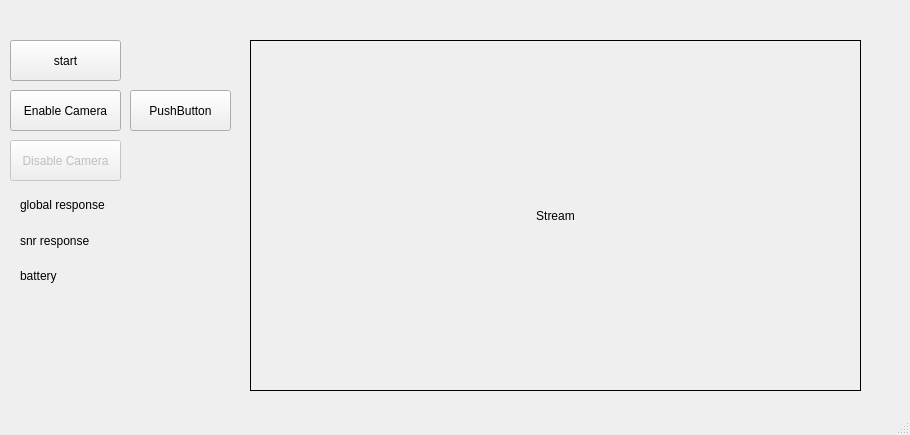
This is mainwindow.ui in AnthonyDoucet/DJI_TELLO_QT6_API as Qt 5 draws it before an edit. The edited form follows.
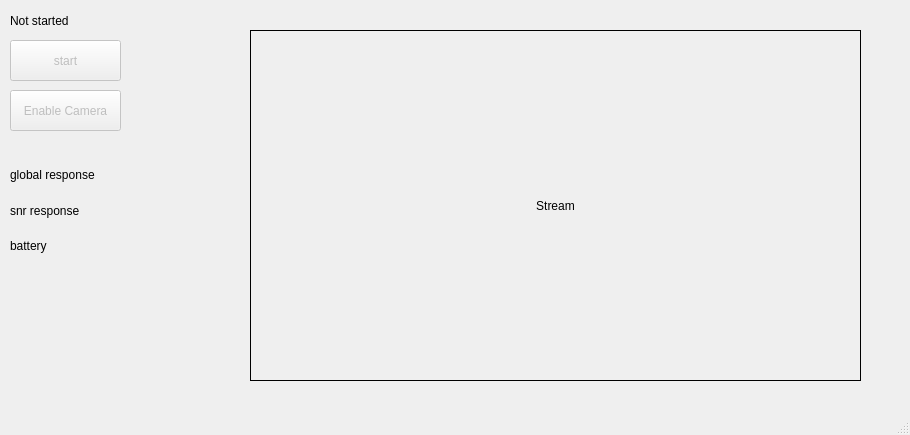
This is the edited form.

Commit message: Auto connect + connection status

```diff
--- a/mainwindow.ui
+++ b/mainwindow.ui
@@ -15,6 +15,9 @@
   </property>
   <widget class="QWidget" name="centralwidget">
    <widget class="QPushButton" name="pushButton">
+    <property name="enabled">
+     <bool>false</bool>
+    </property>
     <property name="geometry">
      <rect>
       <x>10</x>
@@ -31,7 +34,7 @@
     <property name="geometry">
      <rect>
       <x>250</x>
-      <y>40</y>
+      <y>30</y>
       <width>611</width>
       <height>351</height>
      </rect>
@@ -50,6 +53,9 @@
     </property>
    </widget>
    <widget class="QPushButton" name="pushButton_2">
+    <property name="enabled">
+     <bool>false</bool>
+    </property>
     <property name="geometry">
      <rect>
       <x>10</x>
@@ -62,27 +68,11 @@
      <string>Enable Camera</string>
     </property>
    </widget>
-   <widget class="QPushButton" name="pushButton_3">
-    <property name="enabled">
-     <bool>false</bool>
-    </property>
-    <property name="geometry">
-     <rect>
-      <x>10</x>
-      <y>140</y>
-      <width>111</width>
-      <height>41</height>
-     </rect>
-    </property>
-    <property name="text">
-     <string>Disable Camera</string>
-    </property>
-   </widget>
    <widget class="QWidget" name="verticalLayoutWidget">
     <property name="geometry">
      <rect>
-      <x>20</x>
-      <y>190</y>
+      <x>10</x>
+      <y>160</y>
       <width>201</width>
       <height>101</height>
      </rect>
@@ -111,17 +101,17 @@
      </item>
     </layout>
    </widget>
-   <widget class="QPushButton" name="pushButton_4">
+   <widget class="QLabel" name="label_status">
     <property name="geometry">
      <rect>
-      <x>130</x>
-      <y>90</y>
-      <width>101</width>
-      <height>41</height>
+      <x>10</x>
+      <y>10</y>
+      <width>231</width>
+      <height>21</height>
      </rect>
     </property>
     <property name="text">
-     <string>PushButton</string>
+     <string>Not started</string>
     </property>
    </widget>
   </widget>
```
The commit also changes 12 other files.
